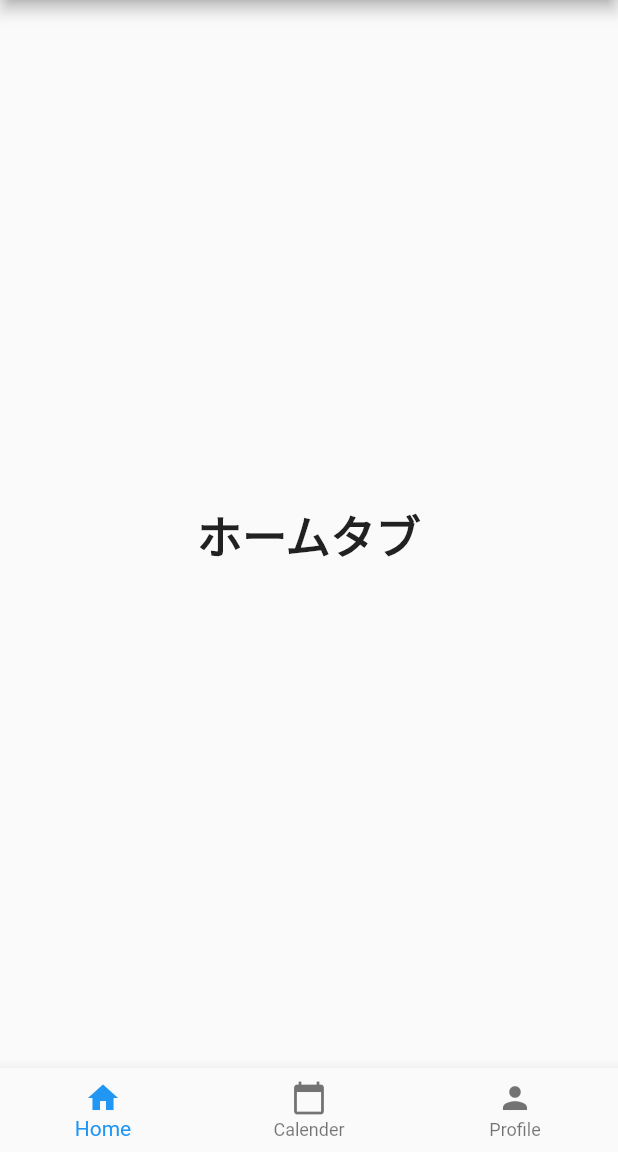
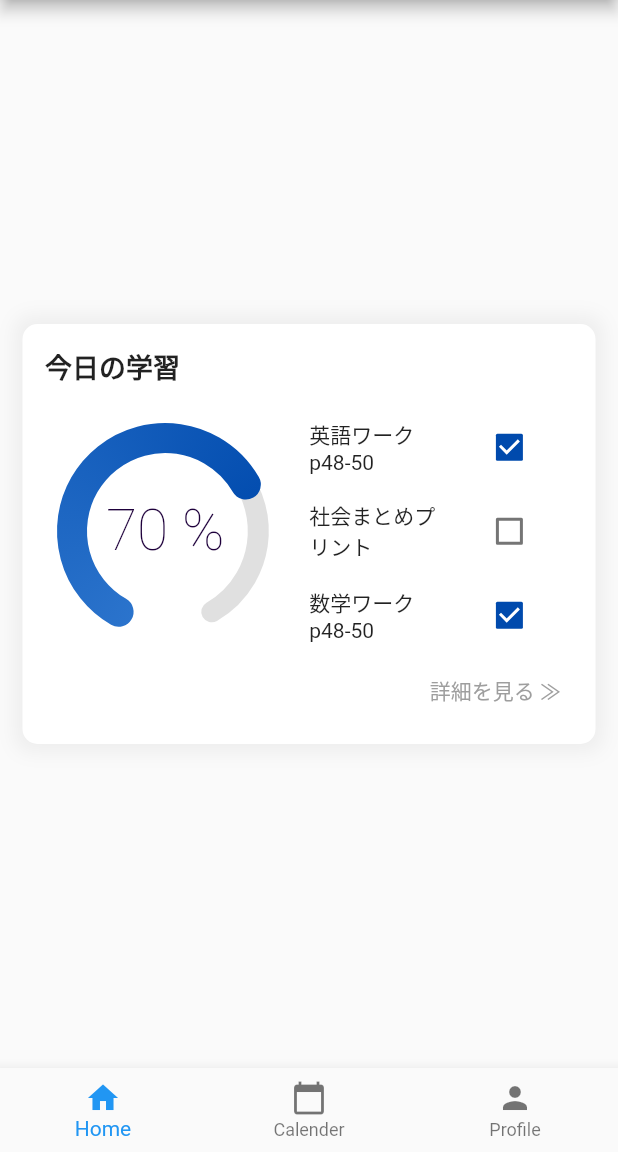
Before and after one commit to tattsu-wairo/hackathon-team4, a Flutter app: the screen it shows after launch, on a phone screen of 412 x 824 dp, the part 84-1236 px from its top. Run offline on Flutter 3.47's test engine with Material 2 defaults, Android fonts, the phone set to English and light mode, and no system bars; drawn by our look-alikes of sleek_circular_slider.

Commit message:
今日の学習（進捗＆TODO）セクション実装

```diff
--- /dev/null
+++ b/lib/dailyLearning/daily_learning.dart
@@ -0,0 +1,61 @@
+import 'package:flutter/material.dart';
+
+import 'todo_today.dart';
+import '../progress_chart.dart';
+
+class DailyLearning extends StatelessWidget {
+  const DailyLearning({Key? key}) : super(key: key);
+
+  @override
+  Widget build(BuildContext context) {
+    return Container(
+      height: 280,
+      width: MediaQuery.of(context).size.width,
+      padding: EdgeInsets.all(15),
+      margin: EdgeInsets.all(15),
+      decoration: BoxDecoration(
+        borderRadius: BorderRadius.circular(10),
+        boxShadow: [
+          BoxShadow(
+            color: Colors.black.withOpacity(0.05),
+            blurRadius: 10,
+            spreadRadius: 5,
+          ),
+        ],
+        color: Colors.white,
+      ),
+      child: Column(
+        crossAxisAlignment: CrossAxisAlignment.start,
+        children: [
+          Padding(
+            padding: const EdgeInsets.only(bottom: 8.0),
+            child: Text(
+              '今日の学習',
+              style: TextStyle(
+                fontSize: 18,
+                fontWeight: FontWeight.bold,
+              ),
+            ),
+          ),
+          Row(
+            crossAxisAlignment: CrossAxisAlignment.center,
+            children: [
+              ProgressChart(),
+              TodoToday(),
+            ],
+          ),
+          Align(
+            alignment: Alignment.centerRight,
+            child: Padding(
+              padding: const EdgeInsets.all(8.0),
+              child: Text(
+                '詳細を見る ≫',
+                style: TextStyle(color: Colors.grey),
+              ),
+            ),
+          ),
+        ],
+      ),
+    );
+  }
+}
--- /dev/null
+++ b/lib/dailyLearning/todo_today.dart
@@ -0,0 +1,43 @@
+import 'package:flutter/material.dart';
+
+class TodoToday extends StatefulWidget {
+  const TodoToday({Key? key}) : super(key: key);
+
+  @override
+  _TodoTodayState createState() => _TodoTodayState();
+}
+
+class _TodoTodayState extends State<TodoToday> {
+  Map<String, bool> values = {
+    '英語ワークp48-50': true,
+    '社会まとめプリント': false,
+    '数学ワークp48-50': true,
+  };
+
+  @override
+  Widget build(BuildContext context) {
+    return Container(
+      width: MediaQuery.of(context).size.width * 0.45,
+      child: ListView(
+        shrinkWrap: true,
+        children: values.keys.map((String key) {
+          return new CheckboxListTile(
+            title: Text(
+              key,
+              style: TextStyle(
+                fontSize: 14,
+              ),
+            ),
+            value: values[key],
+            activeColor: Color.fromRGBO(0, 74, 173, 1),
+            onChanged: (value) {
+              setState(() {
+                values[key] = value.toString() == 'true';
+              });
+            },
+          );
+        }).toList(),
+      ),
+    );
+  }
+}
--- /dev/null
+++ b/lib/home.dart
@@ -0,0 +1,17 @@
+import 'package:flutter/material.dart';
+
+import './dailyLearning/daily_learning.dart';
+
+class HomePage extends StatefulWidget {
+  const HomePage({Key? key}) : super(key: key);
+
+  @override
+  _HomePageState createState() => _HomePageState();
+}
+
+class _HomePageState extends State<HomePage> {
+  @override
+  Widget build(BuildContext context) {
+    return DailyLearning();
+  }
+}
--- a/lib/main.dart
+++ b/lib/main.dart
@@ -1,4 +1,6 @@
 import 'package:flutter/material.dart';
+
+import 'home.dart';
 
 void main() => runApp(const MyApp());
 
@@ -27,10 +29,7 @@ class _BaseWidgetState extends State<BaseWidget> {
       TextStyle(fontSize: 30, fontWeight: FontWeight.bold);
   static const List<Widget> _widgetOptions = <Widget>[
     //TODO: ここのウィジェットを各ページのWidgetにする
-    Text(
-      'ホームタブ',
-      style: optionStyle,
-    ),
+    HomePage(),
     Text(
       'カレンダータブ',
       style: optionStyle,
--- /dev/null
+++ b/lib/progress_chart.dart
@@ -0,0 +1,41 @@
+import 'package:sleek_circular_slider/sleek_circular_slider.dart';
+import 'package:flutter/material.dart';
+
+class ProgressChart extends StatelessWidget {
+  const ProgressChart({Key? key}) : super(key: key);
+
+  @override
+  Widget build(BuildContext context) {
+    return Container(
+      margin: const EdgeInsets.symmetric(vertical: 16, horizontal: 8),
+      height: MediaQuery.of(context).size.width * 0.35,
+      width: MediaQuery.of(context).size.width * 0.35,
+      child: SleekCircularSlider(
+        min: 0,
+        max: 100,
+        initialValue: 70,
+        appearance: CircularSliderAppearance(
+          size: 190,
+          angleRange: 300,
+          startAngle: 120,
+          customWidths: CustomSliderWidths(
+            progressBarWidth: 20,
+            trackWidth: 14,
+            handlerSize: 0,
+          ),
+          customColors: CustomSliderColors(
+            progressBarColors: [
+              Color.fromRGBO(62, 134, 218, 1),
+              Color.fromRGBO(0, 74, 173, 1),
+            ],
+            trackColors: [
+              Colors.grey.shade300,
+              Colors.grey.shade100,
+            ],
+            shadowColor: Color.fromRGBO(0, 84, 203, 0.1),
+          ),
+        ),
+      ),
+    );
+  }
+}
--- a/pubspec.yaml
+++ b/pubspec.yaml
@@ -34,6 +34,7 @@ dependencies:
   # The following adds the Cupertino Icons font to your application.
   # Use with the CupertinoIcons class for iOS style icons.
   cupertino_icons: ^1.0.2
+  sleek_circular_slider: ^2.0.1
 
 dev_dependencies:
   flutter_test:
```
Also changed, not shown: pubspec.lock.
